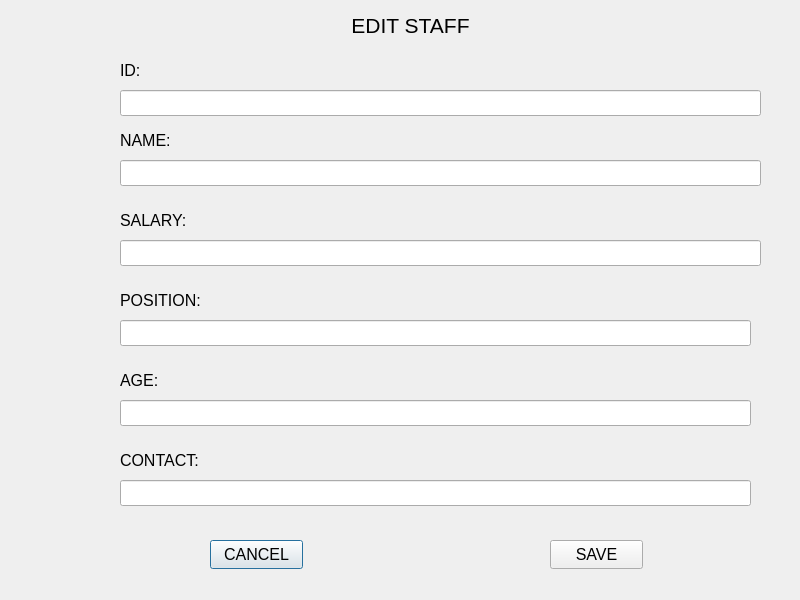
dev-pratik02/RMS, file RMS_qt/editstaff.ui: the form before one commit.
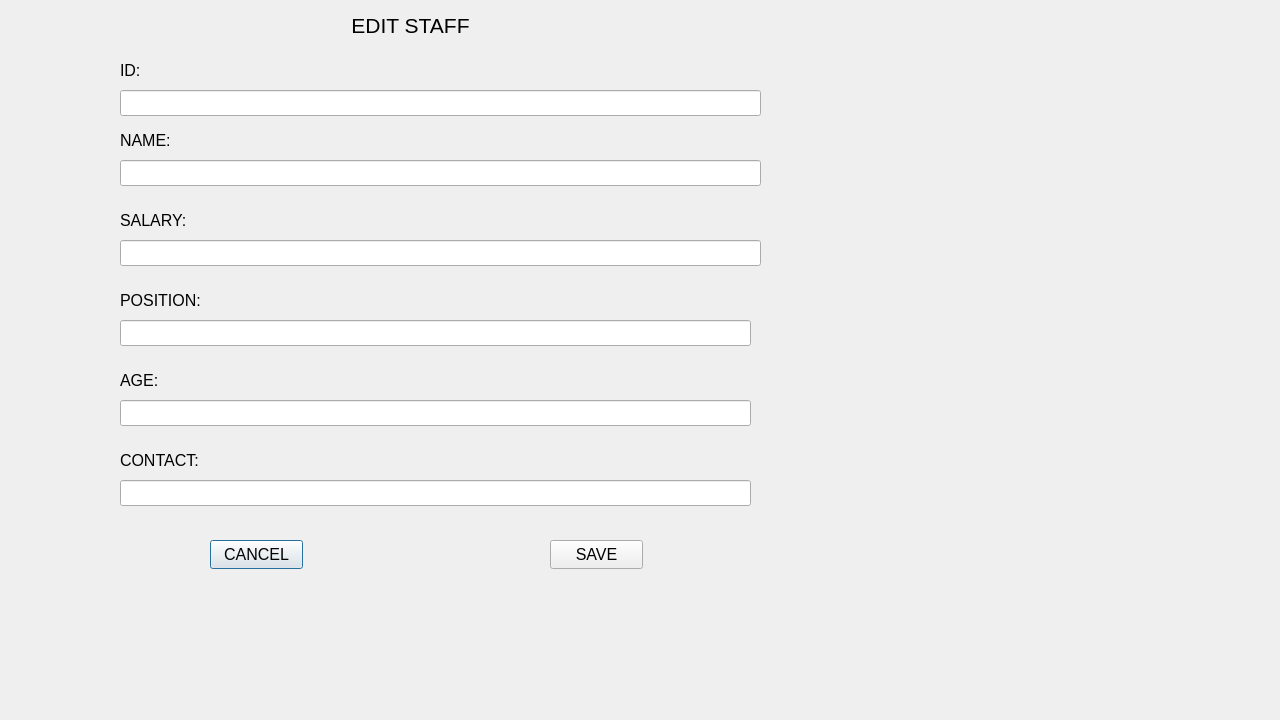
The form after the commit.

```diff
--- a/RMS_qt/editstaff.ui
+++ b/RMS_qt/editstaff.ui
@@ -6,8 +6,8 @@
    <rect>
     <x>0</x>
     <y>0</y>
-    <width>800</width>
-    <height>600</height>
+    <width>1280</width>
+    <height>720</height>
    </rect>
   </property>
   <property name="font">
```
